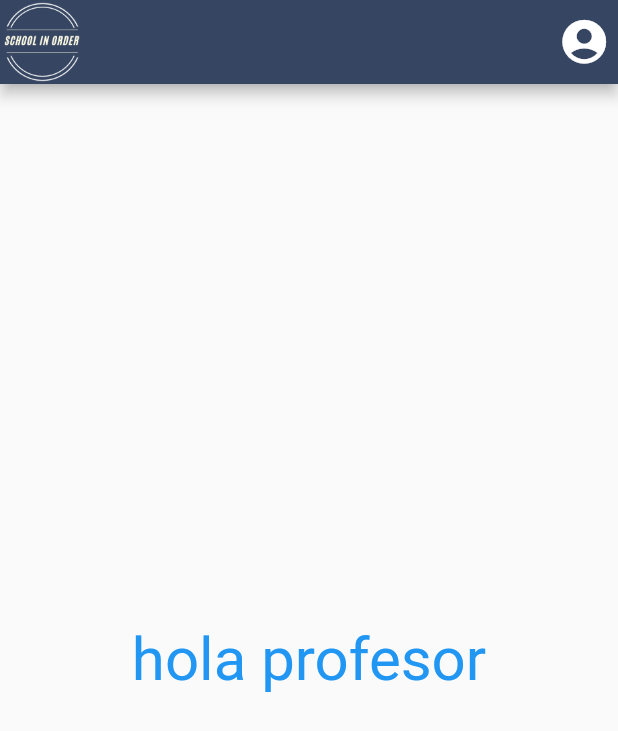
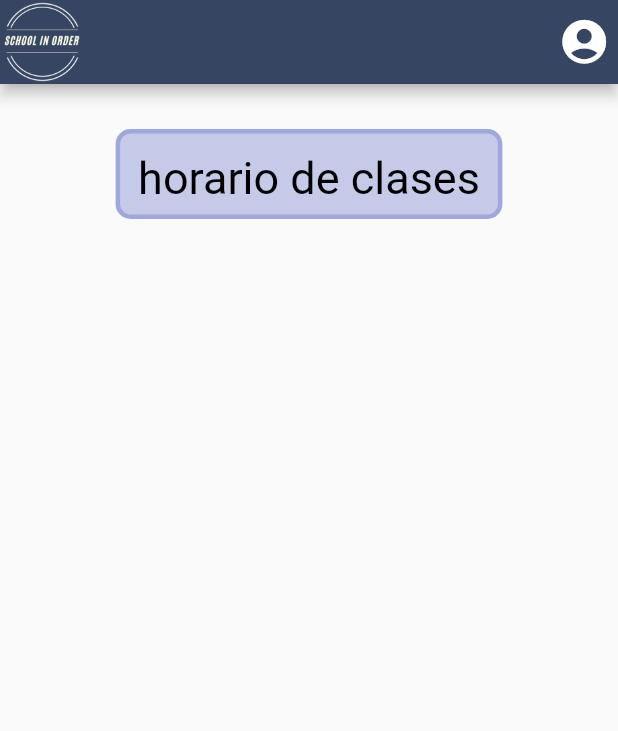
Before and after one commit to Julian-Alcaraz/schollinorder, a Flutter app: the ProfesorPage screen opened by its route, on a phone screen of 412 x 824 dp. Shown: the top 731 px of the screen. Run offline on Flutter 3.47's test engine with Material 2 defaults, Android fonts, the phone set to English and light mode, and no system bars.

Commit message:
finalizado  y decorado el horario de clase

```diff
--- a/lib/src/pages/profesor/profesor.dart
+++ b/lib/src/pages/profesor/profesor.dart
@@ -41,21 +41,40 @@ class ProfesorPage extends StatelessWidget {
         ],
       ),
 
-      body: Center(
-        child: Text(
-          "hola profesor",
-          style: TextStyle(
-            color: Colors.blue,
-            fontSize: 40,
+      body: Container(
+        child: Center(
+          child: Column(
+            children: [
+              _horarioclases(),
+            ],
           ),
+
         ),
       ),
     );
   }
   Widget _horarioclases (){
    return Container (
+     margin: EdgeInsets.only(top: 30, bottom: 30),
+      padding: EdgeInsets.all(12),
+      height: 60,
+      decoration: BoxDecoration(
+        border: Border.all(
+          color: Colors.indigo.shade200,
+          width: 3,
+        ),
+        borderRadius: BorderRadius.all(Radius.circular(10)),
+        color: Colors.indigo.shade100,
+      ),
+
      child: Text(
-       "horario de clases" ),
+       "horario de clases" ,
+       style: TextStyle(
+          fontSize: 30,
+          color: Colors.black,
+
+        ),
+       ),
    );
   }
 
```
